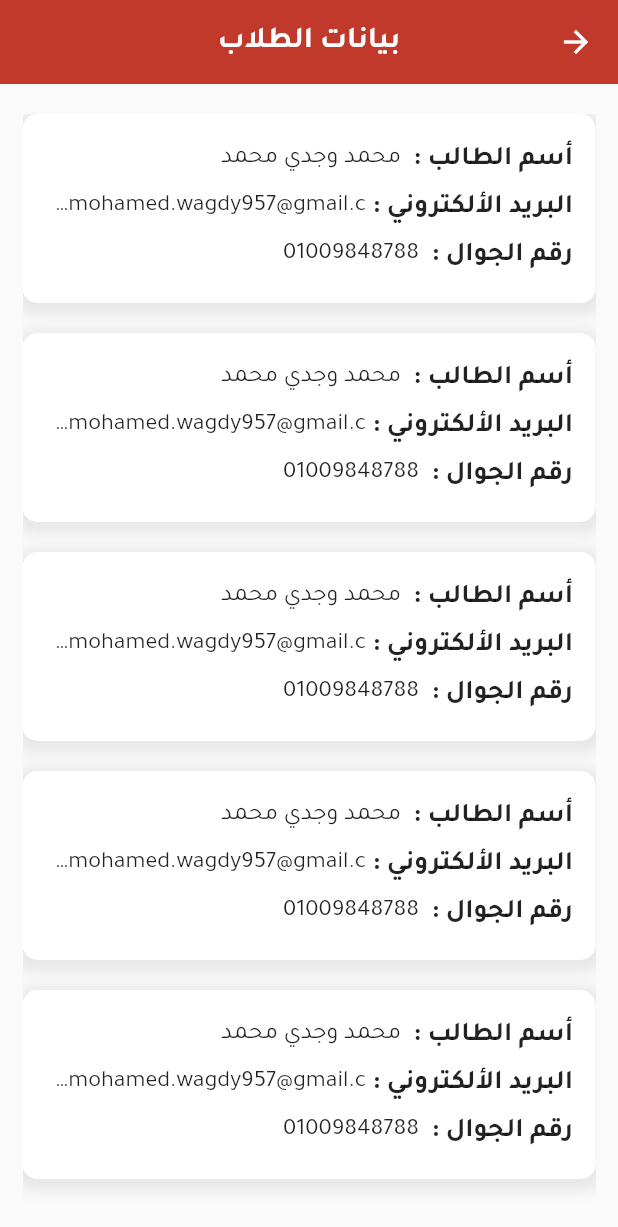
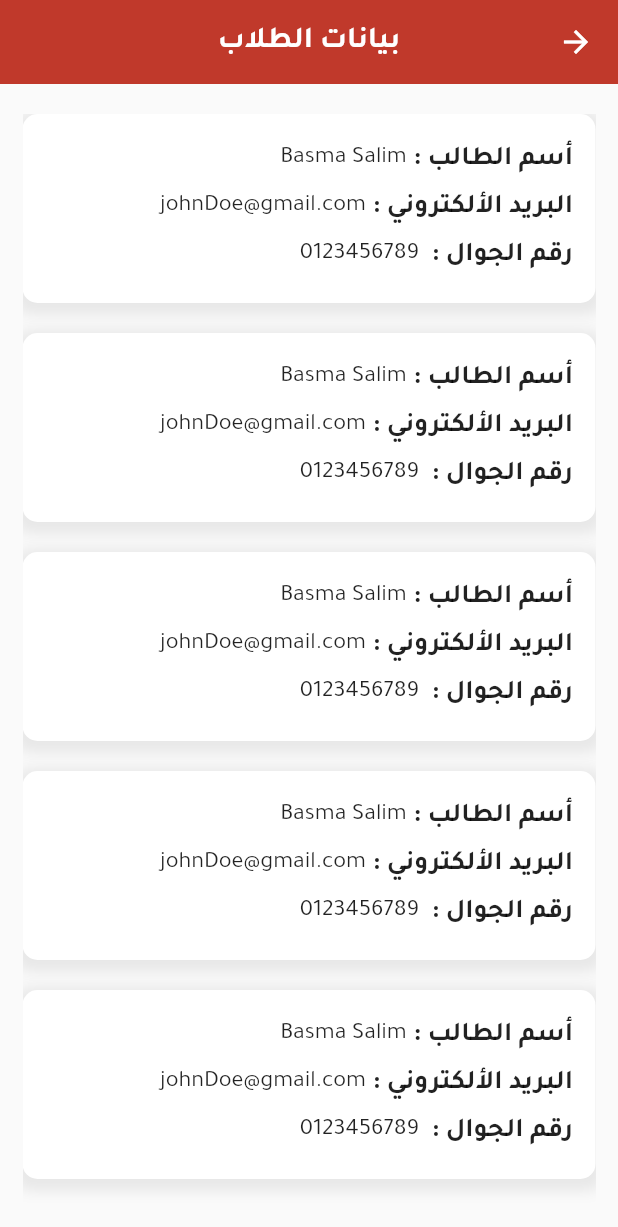
Before and after one commit to rehamsamy/quraan, a Flutter app: the StudentInformations screen opened directly, on a phone screen of 412 x 824 dp. Shown: the top 1227 px of the screen. Run offline on Flutter 3.47's test engine with Material 2 defaults, Android fonts, the phone set to English and light mode, and no system bars; our stand-ins replace dio, flutter_spinkit, top_snackbar_flutter.

Commit message:
make fake data

```diff
--- a/lib/screens/student/session_list.dart
+++ b/lib/screens/student/session_list.dart
@@ -76,7 +76,7 @@ class _SessionListState extends State<SessionList> {
                         ),),
                         SizedBox(height: 5,),
                         Expanded(
-                          child: Text("mohamed.wagdy957@gmail.com",
+                          child: Text("jhonDio@gmail.com",
                             maxLines: 1,
                             style: TextStyle(
                                 fontWeight: FontWeight.w500,
--- a/lib/screens/student/student_attendance.dart
+++ b/lib/screens/student/student_attendance.dart
@@ -55,7 +55,7 @@ class _AttendanceState extends State<Attendance> {
                         ),),
                         SizedBox(height: 5,),
                         Expanded(
-                          child: Text("محمد وجدي محمد",
+                          child: Text("Basma Salim",
                             maxLines: 1,
                             style: TextStyle(
                                 fontWeight: FontWeight.w500,
--- a/lib/screens/student/student_profile.dart
+++ b/lib/screens/student/student_profile.dart
@@ -54,7 +54,7 @@ class _StudentProfileState extends State<StudentProfile> {
                           fontSize: 18
                       ),),
                       SizedBox(height: 5,),
-                      Text(" محمد وجدي محمد",
+                      Text("Nora Bakhit",
                         maxLines: 1,
                         style: TextStyle(
                             fontWeight: FontWeight.w500,
@@ -92,7 +92,7 @@ class _StudentProfileState extends State<StudentProfile> {
                           fontSize: 18
                       ),),
                       SizedBox(height: 5,),
-                      Text("mohamed.wagdy957@gmail.com",
+                      Text("johnDoe@gmail.com",
                         maxLines: 1,
                         style: TextStyle(
                             fontWeight: FontWeight.w500,
@@ -131,7 +131,7 @@ class _StudentProfileState extends State<StudentProfile> {
                           fontSize: 18
                       ),),
                       SizedBox(height: 5,),
-                      Text("01009696969",
+                      Text("0123456789",
                         maxLines: 1,
                         style: TextStyle(
                             fontWeight: FontWeight.w500,
--- a/lib/screens/teacher/enter_attendance.dart
+++ b/lib/screens/teacher/enter_attendance.dart
@@ -68,7 +68,7 @@ class _EnterAttendanceState extends State<EnterAttendance> {
                               ),),
                               SizedBox(height: 5,),
                               Expanded(
-                                child: Text(" محمد وجدي محمد",
+                                child: Text("Azhar Awad",
                                   maxLines: 1,
                                   style: TextStyle(
                                       fontWeight: FontWeight.w500,
--- a/lib/screens/teacher/student_info.dart
+++ b/lib/screens/teacher/student_info.dart
@@ -55,7 +55,7 @@ class _StudentInformationsState extends State<StudentInformations> {
                         ),),
                         SizedBox(height: 5,),
                         Expanded(
-                          child: Text(" محمد وجدي محمد",
+                          child: Text("Basma Salim",
                             maxLines: 1,
                             style: TextStyle(
                                 fontWeight: FontWeight.w500,
@@ -76,7 +76,7 @@ class _StudentInformationsState extends State<StudentInformations> {
                         ),),
                         SizedBox(height: 5,),
                         Expanded(
-                          child: Text("mohamed.wagdy957@gmail.com",
+                          child: Text("johnDoe@gmail.com",
                             maxLines: 1,
                             style: TextStyle(
                                 fontWeight: FontWeight.w500,
@@ -98,7 +98,7 @@ class _StudentInformationsState extends State<StudentInformations> {
                         ),),
                         SizedBox(height: 5,),
                         Expanded(
-                          child: Text(" 01009848788",
+                          child: Text(" 0123456789",
                             maxLines: 1,
                             style: TextStyle(
                                 fontWeight: FontWeight.w500,
--- a/lib/screens/teacher/teacher_profile.dart
+++ b/lib/screens/teacher/teacher_profile.dart
@@ -54,7 +54,7 @@ class _TeacherProfileState extends State<TeacherProfile> {
                         fontSize: 18
                       ),),
                       SizedBox(height: 5,),
-                      Text(" محمد وجدي محمد",
+                      Text("Nora Bakhit",
                         maxLines: 1,
                         style: TextStyle(
                         fontWeight: FontWeight.w500,
@@ -92,7 +92,7 @@ class _TeacherProfileState extends State<TeacherProfile> {
                           fontSize: 18
                       ),),
                       SizedBox(height: 5,),
-                      Text("mohamed.wagdy957@gmail.com",
+                      Text("johnDio@gmail.com",
                         maxLines: 1,
                         style: TextStyle(
                             fontWeight: FontWeight.w500,
@@ -131,7 +131,7 @@ class _TeacherProfileState extends State<TeacherProfile> {
                           fontSize: 18
                       ),),
                       SizedBox(height: 5,),
-                      Text("01009696969",
+                      Text("0123456789",
                         maxLines: 1,
                         style: TextStyle(
                             fontWeight: FontWeight.w500,
```
Also changed, not shown: lib/screens/register_screen.dart (+22 -22 lines).
